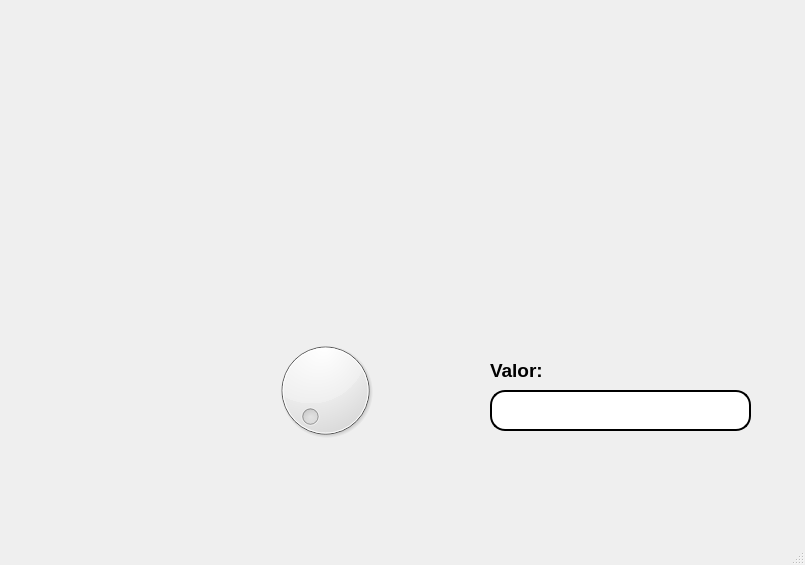
Before: the Qt Designer form Unidad II/Trabajo_Clase/P05_Componente_Dial_Ejemplo.ui in P4B11nn/PIP_2025_Unidad1_Eq5, drawn with Qt 5.
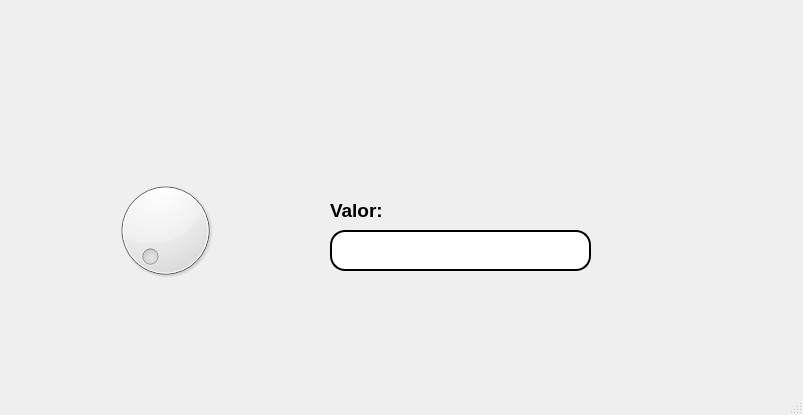
After: the same form once the commit is applied. Icons and pictures are not drawn.

Diff of the .ui file:
```diff
--- a/Unidad II/Trabajo_Clase/P05_Componente_Dial_Ejemplo.ui
+++ b/Unidad II/Trabajo_Clase/P05_Componente_Dial_Ejemplo.ui
@@ -6,62 +6,21 @@
    <rect>
     <x>0</x>
     <y>0</y>
-    <width>805</width>
-    <height>565</height>
+    <width>803</width>
+    <height>415</height>
    </rect>
   </property>
   <property name="windowTitle">
    <string>MainWindow</string>
   </property>
   <widget class="QWidget" name="centralwidget">
-   <widget class="QLabel" name="label">
-    <property name="geometry">
-     <rect>
-      <x>20</x>
-      <y>290</y>
-      <width>151</width>
-      <height>131</height>
-     </rect>
-    </property>
-    <property name="styleSheet">
-     <string notr="true"/>
-    </property>
-    <property name="text">
-     <string/>
-    </property>
-    <property name="pixmap">
-     <pixmap resource="../Archivos/Recursos.qrc">:/Ejercicios/121d9b60085495e061aba4b229952d60.jpg</pixmap>
-    </property>
-    <property name="scaledContents">
-     <bool>true</bool>
-    </property>
-    <property name="alignment">
-     <set>Qt::AlignCenter</set>
-    </property>
-    <property name="indent">
-     <number>-1</number>
-    </property>
-   </widget>
-   <widget class="QLabel" name="label_2">
-    <property name="geometry">
-     <rect>
-      <x>160</x>
-      <y>110</y>
-      <width>47</width>
-      <height>13</height>
-     </rect>
-    </property>
-    <property name="text">
-     <string/>
-    </property>
-   </widget>
    <widget class="QLabel" name="label_3">
     <property name="geometry">
      <rect>
-      <x>530</x>
-      <y>30</y>
-      <width>221</width>
-      <height>211</height>
+      <x>680</x>
+      <y>10</y>
+      <width>101</width>
+      <height>81</height>
      </rect>
     </property>
     <property name="styleSheet">
@@ -88,8 +47,8 @@
      <rect>
       <x>20</x>
       <y>10</y>
-      <width>181</width>
-      <height>271</height>
+      <width>301</width>
+      <height>61</height>
      </rect>
     </property>
     <property name="styleSheet">
@@ -114,8 +73,8 @@
    <widget class="QDial" name="Dial">
     <property name="geometry">
      <rect>
-      <x>270</x>
-      <y>330</y>
+      <x>110</x>
+      <y>170</y>
       <width>111</width>
       <height>121</height>
      </rect>
@@ -127,8 +86,8 @@
    <widget class="QLineEdit" name="txt_valor">
     <property name="geometry">
      <rect>
-      <x>490</x>
-      <y>390</y>
+      <x>330</x>
+      <y>230</y>
       <width>261</width>
       <height>41</height>
      </rect>
@@ -152,8 +111,8 @@
    <widget class="QLabel" name="label_5">
     <property name="geometry">
      <rect>
-      <x>490</x>
-      <y>360</y>
+      <x>330</x>
+      <y>200</y>
       <width>71</width>
       <height>21</height>
      </rect>
```
Left out of the diff: 36 changed lines with no effect on the pictures.
